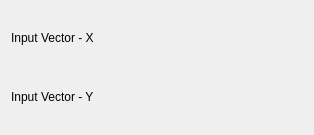
Qt form src/plugins/fits/linear_unweighted/fitlinear_unweightedconfig.ui (Kst-plot/kst) before a commit.
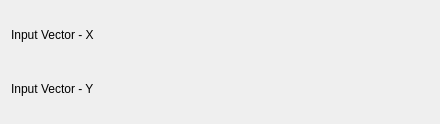
The same form after that commit. Custom widgets are drawn as their Qt base class.

What changed in the file:
```diff
--- a/src/plugins/fits/linear_unweighted/fitlinear_unweightedconfig.ui
+++ b/src/plugins/fits/linear_unweighted/fitlinear_unweightedconfig.ui
@@ -5,10 +5,16 @@
    <rect>
     <x>0</x>
     <y>0</y>
-    <width>314</width>
-    <height>135</height>
+    <width>440</width>
+    <height>124</height>
    </rect>
   </property>
+  <property name="minimumSize" >
+   <size>
+    <width>400</width>
+    <height>0</height>
+   </size>
+  </property>
   <layout class="QVBoxLayout" name="verticalLayout" >
    <item>
     <layout class="QHBoxLayout" name="horizontalLayout_2" >
```
